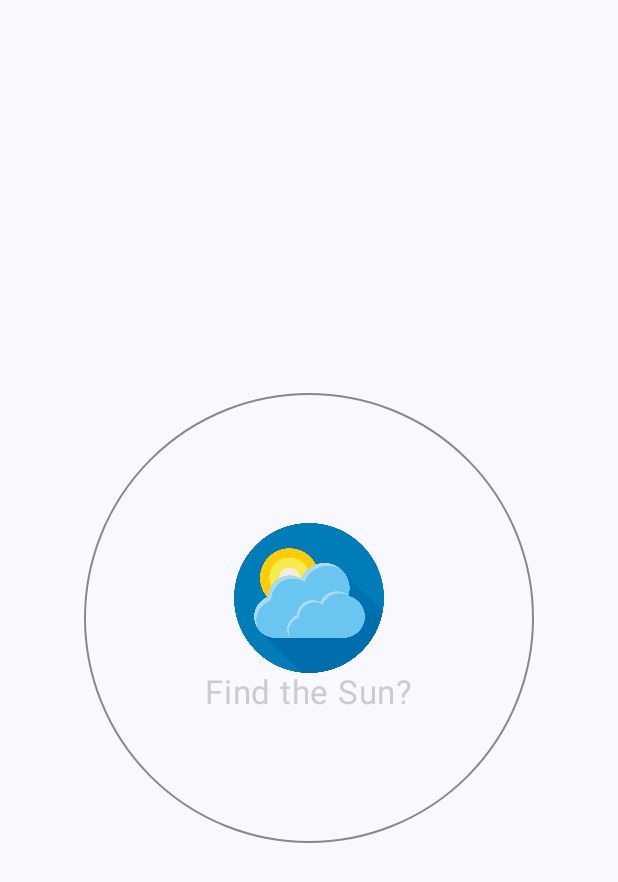
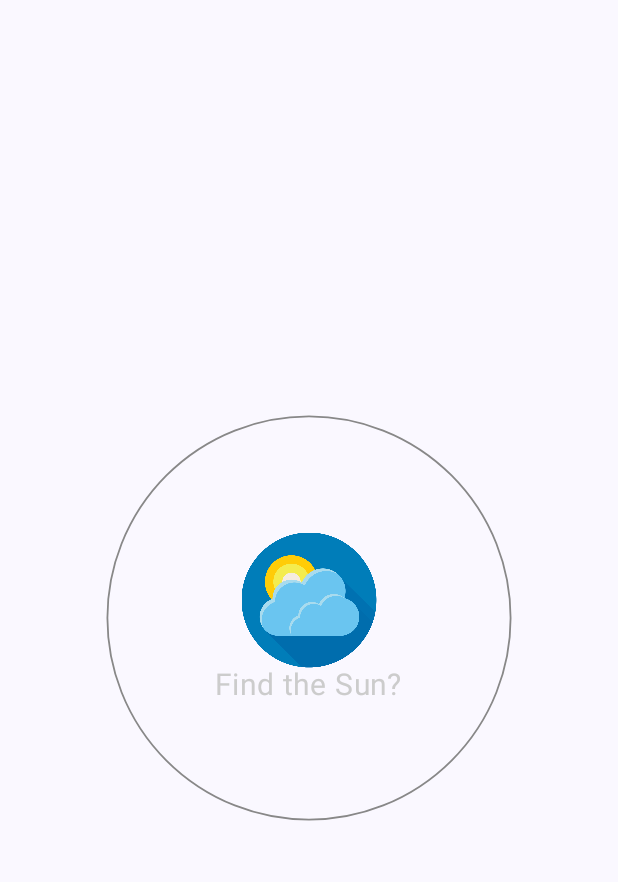
Before and after one commit to Rintu341/Weather_App, an Android app built with Jetpack Compose: the composable WeatherApp shown on its own in the app's theme, on a phone screen of 412 x 824 dp. Shown: the top 882 px of the screen. Run offline under Robolectric (Android 15) with nearby library versions, the phone set to English and light mode, and no system bars; our stand-ins replace Dagger/Hilt's generated code.

```diff
--- a/app/src/main/java/com/example/weather/navigation/WeatherNavigation.kt
+++ b/app/src/main/java/com/example/weather/navigation/WeatherNavigation.kt
@@ -5,6 +5,7 @@ import androidx.compose.ui.Modifier
 import androidx.navigation.compose.NavHost
 import androidx.navigation.compose.composable
 import androidx.navigation.compose.rememberNavController
+import com.example.weather.screen.MainScreen
 import com.example.weather.screen.WeatherSplashScreen
 
 @Composable
@@ -16,6 +17,9 @@ fun WeatherNavigation(modifier: Modifier = Modifier) {
         composable(route = WeatherScreens.SplashScreen.name){
             WeatherSplashScreen(navController = navController)
         }
+        composable(route = WeatherScreens.MainScreen.name){
+            MainScreen(navController = navController)
+        }
 
     }
 
--- /dev/null
+++ b/app/src/main/java/com/example/weather/screen/MainScreen.kt
@@ -0,0 +1,12 @@
+package com.example.weather.screen
+
+import androidx.compose.material3.Text
+import androidx.compose.runtime.Composable
+import androidx.compose.ui.Modifier
+import androidx.navigation.NavController
+
+@Composable
+fun MainScreen(navController: NavController) {
+    Text("MainScreen")
+
+}
--- a/app/src/main/java/com/example/weather/screen/WeatherSplashScreen.kt
+++ b/app/src/main/java/com/example/weather/screen/WeatherSplashScreen.kt
@@ -1,5 +1,8 @@
 package com.example.weather.screen
 
+import android.view.animation.OvershootInterpolator
+import androidx.compose.animation.core.Animatable
+import androidx.compose.animation.core.tween
 import androidx.compose.foundation.BorderStroke
 import androidx.compose.foundation.Image
 import androidx.compose.foundation.layout.Arrangement
@@ -11,8 +14,11 @@ import androidx.compose.material3.MaterialTheme
 import androidx.compose.material3.Surface
 import androidx.compose.material3.Text
 import androidx.compose.runtime.Composable
+import androidx.compose.runtime.LaunchedEffect
+import androidx.compose.runtime.remember
 import androidx.compose.ui.Alignment
 import androidx.compose.ui.Modifier
+import androidx.compose.ui.draw.scale
 import androidx.compose.ui.graphics.Color
 import androidx.compose.ui.layout.ContentScale
 import androidx.compose.ui.res.painterResource
@@ -22,13 +28,33 @@ import androidx.compose.ui.unit.dp
 import androidx.navigation.NavController
 import androidx.navigation.compose.rememberNavController
 import com.example.weather.R
+import com.example.weather.navigation.WeatherScreens
+import kotlinx.coroutines.delay
 
 @Composable
 fun WeatherSplashScreen(navController: NavController) {
 
+    val scale = remember{
+        Animatable(initialValue = 0f)
+    }
+    LaunchedEffect(key1 = true, block = {
+        scale.animateTo(
+            targetValue = 0.9f,
+            animationSpec = tween(
+                durationMillis = 800,
+                easing = {
+                    OvershootInterpolator(8f).getInterpolation(it)
+                }
+            )
+        )
+        delay(2000L)
+        navController.navigate(route = WeatherScreens.MainScreen.name)
+    })
+
     Surface(modifier = Modifier
         .padding(15.dp)
-        .size(300.dp),
+        .size(300.dp)
+        .scale(scale.value),
         shape = CircleShape,
         border = BorderStroke(width = 1.dp,color = Color.Gray)
     ) {
```
